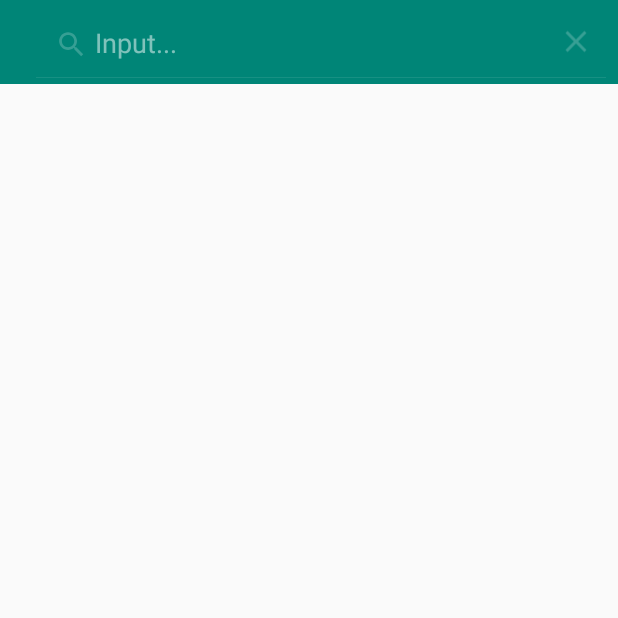
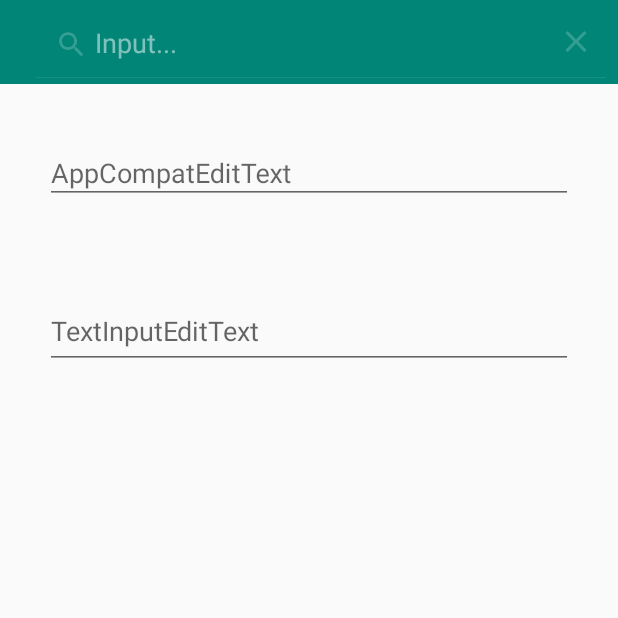
Before and after one commit to ChienChiaChen/RxSearchExample, an Android app: the screen it shows after launch (MainActivity), after a tap on "Search", on a phone screen of 412 x 824 dp, the top half of it. Run offline under Robolectric (Android 15) with nearby library versions, the phone set to English and light mode, and no system bars; our stand-ins replace RxJava.

Commit message:
Add InputLayout.

```diff
--- a/app/src/main/res/layout/activity_main.xml
+++ b/app/src/main/res/layout/activity_main.xml
@@ -16,5 +16,27 @@
             app:theme="@style/ThemeOverlay.AppCompat.Dark"
             android:layout_alignParentTop="true"/>
 
+    <com.google.android.material.textfield.TextInputLayout
+            android:id="@+id/inputAccountLayout"
+            android:layout_width="match_parent"
+            android:layout_height="50dp"
+            android:layout_below="@+id/toolbar"
+            android:layout_margin="30dp">
+
+        <androidx.appcompat.widget.AppCompatEditText
+                android:id="@+id/editText"
+                android:layout_width="match_parent"
+                android:layout_height="match_parent"
+                android:hint="AppCompatEditText"/>
+
+    </com.google.android.material.textfield.TextInputLayout>
+
+    <com.google.android.material.textfield.TextInputEditText
+            android:id="@+id/textInputEditText"
+            android:layout_width="match_parent"
+            android:layout_height="50dp"
+            android:layout_below="@+id/inputAccountLayout"
+            android:layout_margin="30dp"
+            android:hint="TextInputEditText"/>
 
 </RelativeLayout>
```
